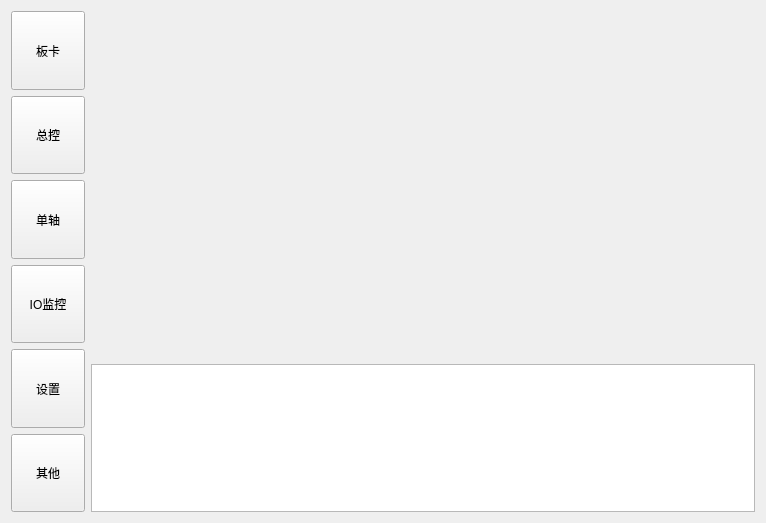
Before: the Qt Designer form GTSSimpleController/Widget/GTSControllerWidget.ui in whisper512/GTS, drawn with Qt 5.
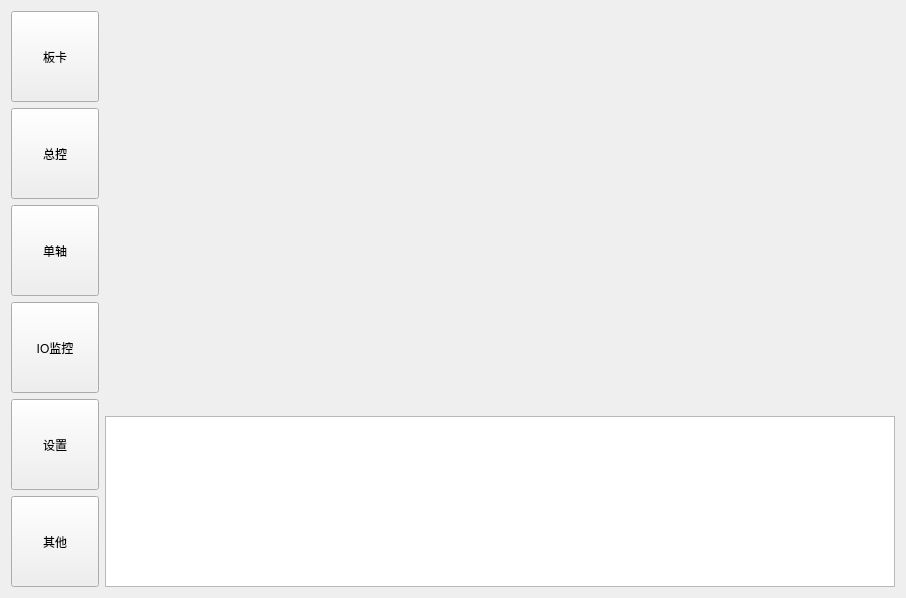
After: the same form once the commit is applied.

Commit message: 修改界面

```diff
--- a/GTSSimpleController/Widget/GTSControllerWidget.ui
+++ b/GTSSimpleController/Widget/GTSControllerWidget.ui
@@ -6,8 +6,8 @@
    <rect>
     <x>0</x>
     <y>0</y>
-    <width>766</width>
-    <height>523</height>
+    <width>906</width>
+    <height>598</height>
    </rect>
   </property>
   <property name="windowTitle">
```
The commit also changes 2 other files.
